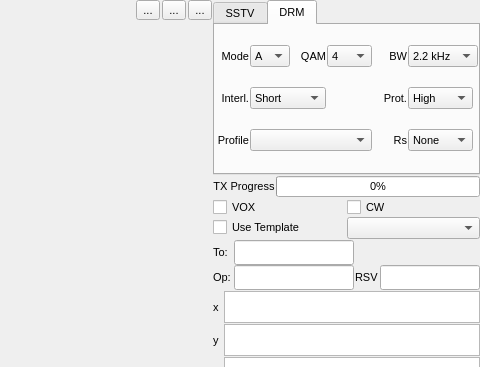
Before: the Qt Designer form src/mainwidgets/txwidget.ui in jbdubbs/QSSTV-Experimental, drawn with Qt 5; both pictures show x 510 to 990 and y 0 to 367 of the 990 by 835 pixel window.
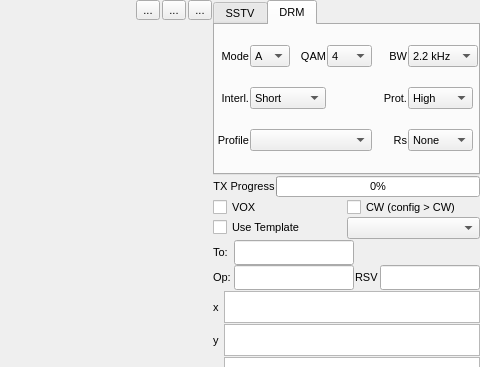
After: the same form once the commit is applied. Icons and pictures are not drawn. Custom widgets are drawn as their Qt base class.

Commit message: TX: label CW checkbox 'CW (config > CW)' so the CW text location is discoverable (#49)

```diff
--- a/src/mainwidgets/txwidget.ui
+++ b/src/mainwidgets/txwidget.ui
@@ -891,7 +891,7 @@
           <string>Send CW at end</string>
          </property>
          <property name="text">
-          <string>CW</string>
+          <string>CW (config &gt; CW)</string>
          </property>
         </widget>
        </item>
```
Left out of the diff: 4 changed lines with no effect on the pictures.
